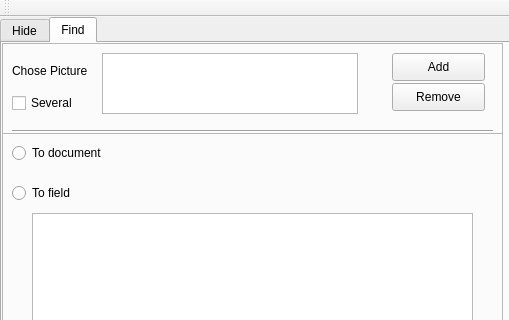
Old version of the form difftests.ui in the repository HAW-AI/Steganography; both pictures show x 0 to 509 and y 0 to 320 of the 509 by 741 pixel window.
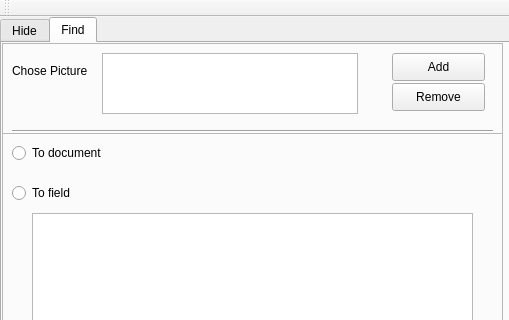
New version of the form. The open tabs and pages were chosen to show the change.

Commit message: removed "Several"-Checkbox

What changed in the file:
```diff
--- a/difftests.ui
+++ b/difftests.ui
@@ -508,19 +508,6 @@
         <string>Add</string>
        </property>
       </widget>
-      <widget class="QCheckBox" name="SeveralPicsCheckBox">
-       <property name="geometry">
-        <rect>
-         <x>10</x>
-         <y>50</y>
-         <width>81</width>
-         <height>20</height>
-        </rect>
-       </property>
-       <property name="text">
-        <string>Several</string>
-       </property>
-      </widget>
       <widget class="QListWidget" name="picPathTextField_2">
        <property name="geometry">
         <rect>
```
Left out of the diff: 2 changed lines with no effect on the pictures. The commit also changes 1 other file.
